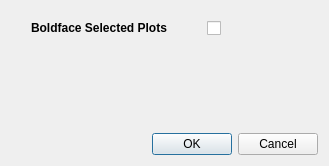
Before: the Qt Designer form C++/D7169-11/D7169-11/D7169-11-GUI/PreferenceUI.ui in edoabraham/Portfolio, drawn with Qt 5.
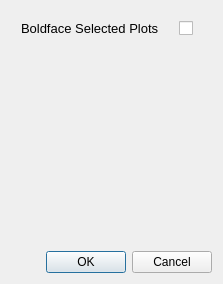
After: the same form once the commit is applied.

```diff
--- a/C++/D7169-11/D7169-11/D7169-11-GUI/PreferenceUI.ui
+++ b/C++/D7169-11/D7169-11/D7169-11-GUI/PreferenceUI.ui
@@ -6,8 +6,8 @@
    <rect>
     <x>0</x>
     <y>0</y>
-    <width>329</width>
-    <height>166</height>
+    <width>223</width>
+    <height>284</height>
    </rect>
   </property>
   <property name="windowTitle">
@@ -22,18 +22,18 @@
      <item>
       <layout class="QFormLayout" name="formLayout">
        <property name="horizontalSpacing">
-        <number>40</number>
-       </property>
-       <property name="leftMargin">
         <number>20</number>
        </property>
+       <property name="leftMargin">
+        <number>10</number>
+       </property>
        <property name="topMargin">
         <number>10</number>
        </property>
        <item row="0" column="0">
         <widget class="QLabel" name="BoldfaceLabel">
          <property name="text">
-          <string>&lt;html&gt;&lt;head/&gt;&lt;body&gt;&lt;p&gt;&lt;span style=&quot; font-weight:600;&quot;&gt;Boldface Selected Plots&lt;/span&gt;&lt;/p&gt;&lt;/body&gt;&lt;/html&gt;</string>
+          <string>&lt;html&gt;&lt;head/&gt;&lt;body&gt;&lt;p&gt;&lt;span style=&quot; font-size:10pt;&quot;&gt;Boldface Selected Plots&lt;/span&gt;&lt;/p&gt;&lt;/body&gt;&lt;/html&gt;</string>
          </property>
         </widget>
        </item>
```
Left out of the diff: 2 changed lines with no effect on the pictures.
